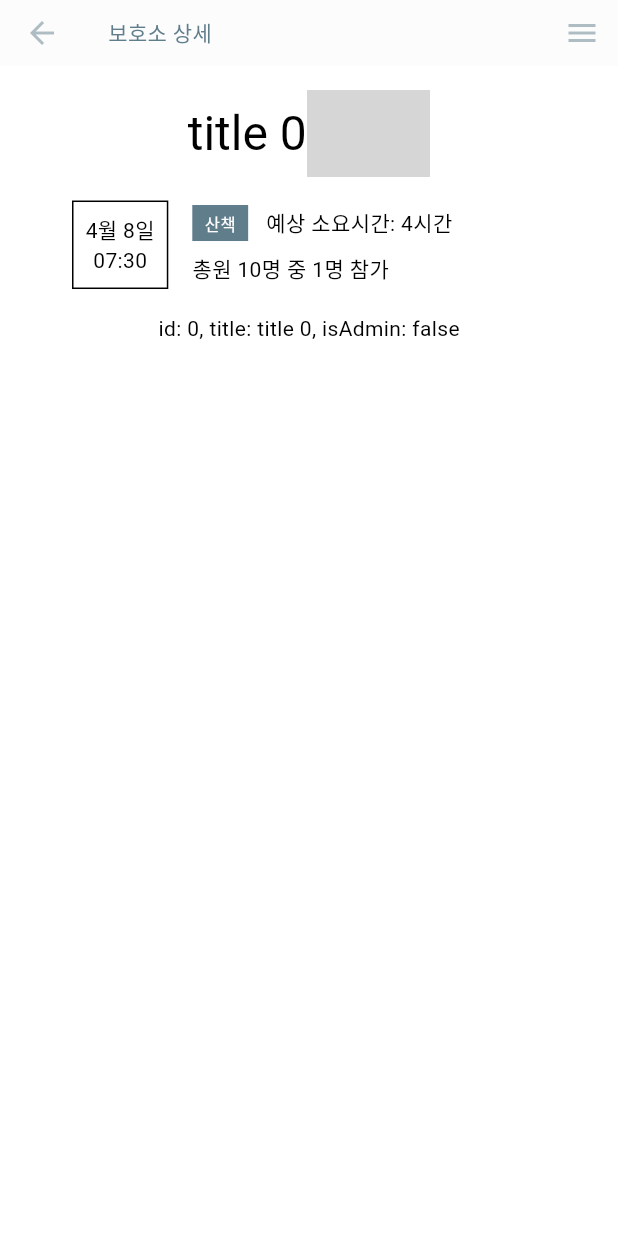
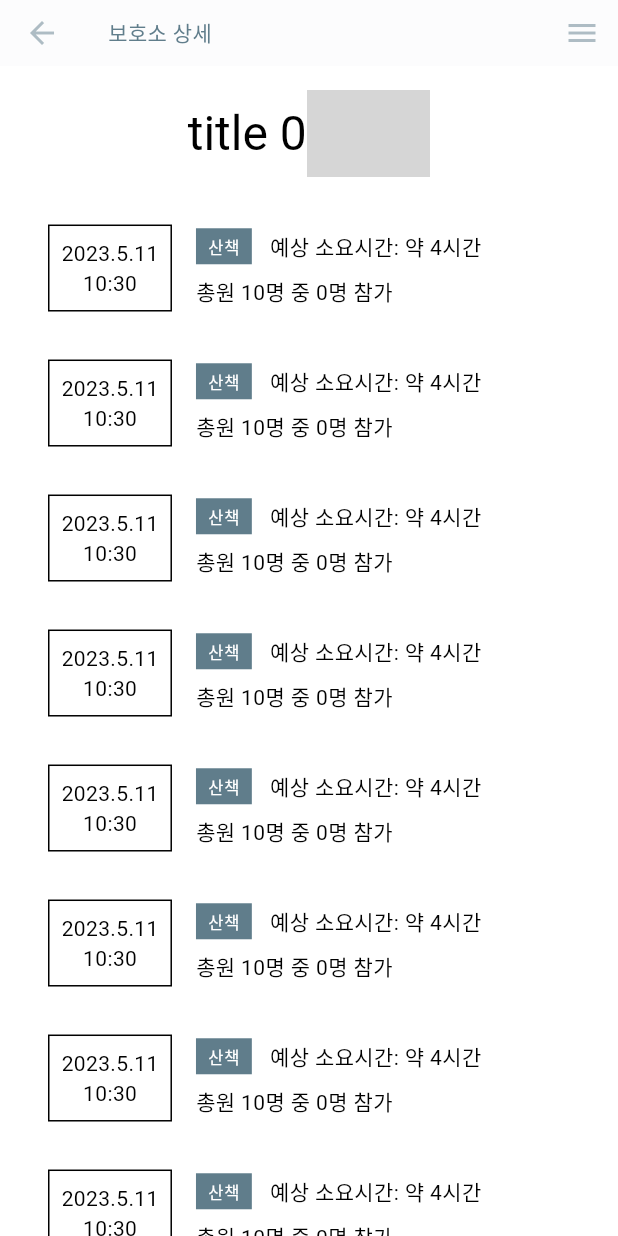
Before and after one commit to mysend12/kkaebom, a Flutter app: the screen it shows after launch, after a tap on an icon or button, on a phone screen of 412 x 824 dp. Run offline on Flutter 3.47's test engine with Material 2 defaults, Android fonts, the phone set to English and light mode, and no system bars; drawn by our look-alikes of dynamic_color; our stand-ins replace cached_network_image, carousel_slider, drift, firebase_analytics, firebase_core, firebase_remote_config and 3 more; missing offline and left inert: event_hub; accounts and stored records are empty; generated files the repository leaves out were written again; network calls fail; statements that could not run were skipped; grey boxes are pictures that could not be loaded.

Commit message:
feat: 봉사활동을 위한 객체 및 카드형태의 위젯 생성

```diff
--- /dev/null
+++ b/lib/domain/volunteer_activity/model/volunteer_activity.dart
@@ -0,0 +1,23 @@
+import 'package:freezed_annotation/freezed_annotation.dart';
+
+import '../../user/model/user.dart';
+
+part 'volunteer_activity.freezed.dart';
+part 'volunteer_activity.g.dart';
+
+@freezed
+class VolunteerActivity with _$VolunteerActivity{
+  factory VolunteerActivity({
+    int? id,
+    required int shelter_id,
+    required String tag,
+    required String title,
+    required String content,
+    required String estimatedTime,
+    required DateTime startDate,
+    required DateTime regDate,
+    @Default([]) List<User> users,
+  }) = _VolunteerActivity;
+
+  factory VolunteerActivity.fromJson(Map<String, dynamic> json) => _$VolunteerActivityFromJson(json);
+}
--- a/lib/ui/view/shelter/shelter_detail/shelter_detail.dart
+++ b/lib/ui/view/shelter/shelter_detail/shelter_detail.dart
@@ -3,6 +3,7 @@ import 'package:kkaebom/domain/shelter/model/shelter.dart';
 import 'package:kkaebom/domain/user/model/user.dart';
 import 'package:kkaebom/ui/shared/safe_widget.dart';
 import 'package:kkaebom/ui/shared/widget/app_bar.dart';
+import 'package:kkaebom/ui/view/shelter/shelter_detail/widget/volunteer_activity_list.dart';
 import 'package:provider/provider.dart';
 
 import '../../../shared/shared_view_model.dart';
@@ -38,7 +39,6 @@ class _ShelterDetailState extends State<ShelterDetail> {
       name: 'user',
     );
     _shelter = args['shelter'];
-
     isAdmin = _user?.id! != _shelter.adminId ? true : false;
   }
 
@@ -122,76 +122,8 @@ class _ShelterDetailState extends State<ShelterDetail> {
               ),
             ],
           ),
-          Padding(
-            padding: const EdgeInsets.symmetric(
-              vertical: 16,
-              horizontal: 32,
-            ),
-            child: Row(
-              children: [
-                Container(
-                  padding: const EdgeInsets.all(8),
-                  decoration: BoxDecoration(
-                    border: Border.all(width: 1),
-                  ),
-                  child: Column(
-                    children: [
-                      Text(
-                        '4월 8일',
-                        style: Theme.of(context).textTheme.bodyMedium,
-                      ),
-                      Text(
-                        '07:30',
-                        style: Theme.of(context).textTheme.bodyMedium,
-                      ),
-                    ],
-                  ),
-                ),
-                const SizedBox(width: 16),
-                Column(
-                  crossAxisAlignment: CrossAxisAlignment.start,
-                  children: [
-                    Row(
-                      children: [
-                        Container(
-                          padding: const EdgeInsets.symmetric(
-                            horizontal: 8,
-                            vertical: 4,
-                          ),
-                          decoration: BoxDecoration(
-                            color: Theme.of(context)
-                                .colorScheme
-                                .secondaryContainer,
-                          ),
-                          child: Text(
-                            '산책',
-                            style: Theme.of(context)
-                                .textTheme
-                                .labelSmall
-                                ?.copyWith(
-                                  color:
-                                      Theme.of(context).colorScheme.background,
-                                ),
-                          ),
-                        ),
-                        const SizedBox(width: 12),
-                        Text(
-                          '예상 소요시간: 4시간',
-                          style: Theme.of(context).textTheme.bodyMedium,
-                        ),
-                      ],
-                    ),
-                    const SizedBox(height: 8),
-                    Text(
-                      '총원 10명 중 1명 참가',
-                      style: Theme.of(context).textTheme.bodyMedium,
-                    ),
-                  ],
-                ),
-              ],
-            ),
-          ),
-          Text('id: ${_shelter.id}, title: ${_shelter.title}, isAdmin: $isAdmin'),
+          const SizedBox(height: 16),
+          VolunteerActivityList(shelter: _shelter),
         ],
       ),
     );
--- /dev/null
+++ b/lib/ui/view/shelter/shelter_detail/widget/volunteer_activity_card.dart
@@ -0,0 +1,81 @@
+import 'package:flutter/material.dart';
+import 'package:kkaebom/domain/volunteer_activity/model/volunteer_activity.dart';
+
+class VolunteerActivityCard extends StatelessWidget {
+  const VolunteerActivityCard({
+    Key? key,
+    required this.volunteerActivity,
+  }) : super(key: key);
+  final VolunteerActivity volunteerActivity;
+
+  String addLeadingZero(int number) {
+    return number < 10 ? '0$number' : number.toString();
+  }
+
+  @override
+  Widget build(BuildContext context) {
+    return Padding(
+      padding: const EdgeInsets.symmetric(
+        vertical: 16,
+        horizontal: 16,
+      ),
+      child: Row(
+        children: [
+          Container(
+            padding: const EdgeInsets.all(8),
+            decoration: BoxDecoration(
+              border: Border.all(width: 1),
+            ),
+            child: Column(
+              children: [
+                Text(
+                  '${volunteerActivity.startDate.year}.${volunteerActivity.startDate.month}.${volunteerActivity.startDate.day}',
+                  style: Theme.of(context).textTheme.bodyMedium,
+                ),
+                Text(
+                  '${addLeadingZero(volunteerActivity.startDate.hour)}:${addLeadingZero(volunteerActivity.startDate.minute)}',
+                  style: Theme.of(context).textTheme.bodyMedium,
+                ),
+              ],
+            ),
+          ),
+          const SizedBox(width: 16),
+          Column(
+            crossAxisAlignment: CrossAxisAlignment.start,
+            children: [
+              Row(
+                children: [
+                  Container(
+                    padding: const EdgeInsets.symmetric(
+                      horizontal: 8,
+                      vertical: 4,
+                    ),
+                    decoration: BoxDecoration(
+                      color: Theme.of(context).colorScheme.secondaryContainer,
+                    ),
+                    child: Text(
+                      volunteerActivity.tag,
+                      style: Theme.of(context).textTheme.labelSmall?.copyWith(
+                            color: Theme.of(context).colorScheme.background,
+                          ),
+                    ),
+                  ),
+                  const SizedBox(width: 12),
+                  Text(
+                    '예상 소요시간: ${volunteerActivity.estimatedTime}',
+                    style: Theme.of(context).textTheme.bodyMedium,
+                  ),
+                ],
+              ),
+              const SizedBox(height: 8),
+              Text(
+                '총원 10명 중 ${volunteerActivity.users.length}명 참가',
+                style: Theme.of(context).textTheme.bodyMedium,
+              ),
+            ],
+          ),
+        ],
+      ),
+    );
+  }
+}
--- /dev/null
+++ b/lib/ui/view/shelter/shelter_detail/widget/volunteer_activity_list.dart
@@ -0,0 +1,57 @@
+import 'package:flutter/material.dart';
+import 'package:kkaebom/domain/shelter/model/shelter.dart';
+
+import '../../../../../domain/volunteer_activity/model/volunteer_activity.dart';
+import 'volunteer_activity_card.dart';
+
+class VolunteerActivityList extends StatefulWidget {
+  const VolunteerActivityList({Key? key, required this.shelter})
+      : super(key: key);
+
+  @override
+  State<VolunteerActivityList> createState() => _VolunteerActivityListState();
+
+  final Shelter shelter;
+}
+
+class _VolunteerActivityListState extends State<VolunteerActivityList> {
+  final GlobalKey _key = GlobalKey();
+  double _height = 0;
+
+  @override
+  void initState() {
+    super.initState();
+    WidgetsBinding.instance.addPostFrameCallback(_setHeight);
+  }
+
+  void _setHeight(_) {
+    final renderBox = _key.currentContext?.findRenderObject() as RenderBox?;
+    if (renderBox == null) return;
+    setState(() {
+      _height = MediaQuery.of(context).size.height -
+          renderBox.localToGlobal(Offset.zero).dy;
+    });
+  }
+
+  @override
+  Widget build(BuildContext context) {
+    return SizedBox(
+      key: _key,
+      height: _height,
+      child: ListView.builder(
+        itemBuilder: (context, index) => VolunteerActivityCard(
+          volunteerActivity: VolunteerActivity(
+              id: index,
+              shelter_id: widget.shelter.id!,
+              tag: '산책',
+              title: '봉사 $index',
+              content: '내용내용내용내용',
+              estimatedTime: '약 4시간',
+              startDate: DateTime.now(),
+              regDate: DateTime.now()),
+        ),
+        itemCount: 10,
+      ),
+    );
+  }
+}
```
